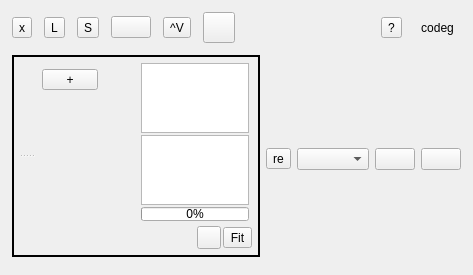
This is src/Ui/AppWindow.ui in NikolayRag/codeg as Qt 5 draws it before an edit. The edited form follows.
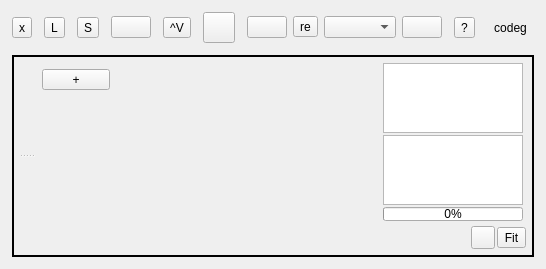
This is the edited form. Icons and pictures are not drawn.

Diff of the .ui file:
```diff
--- a/src/Ui/AppWindow.ui
+++ b/src/Ui/AppWindow.ui
@@ -7,7 +7,7 @@
     <x>0</x>
     <y>0</y>
     <width>473</width>
-    <height>218</height>
+    <height>224</height>
    </rect>
   </property>
   <property name="acceptDrops">
@@ -140,6 +140,87 @@
             </property>
            </widget>
           </item>
+          <item>
+           <widget class="QWidget" name="frameDispatcher" native="true">
+            <layout class="QGridLayout" name="gridLayout_3">
+             <property name="leftMargin">
+              <number>0</number>
+             </property>
+             <property name="topMargin">
+              <number>0</number>
+             </property>
+             <property name="rightMargin">
+              <number>0</number>
+             </property>
+             <property name="bottomMargin">
+              <number>0</number>
+             </property>
+             <item row="0" column="4">
+              <widget class="QPushButton" name="btnDispFire">
+               <property name="sizePolicy">
+                <sizepolicy hsizetype="Fixed" vsizetype="Fixed">
+                 <horstretch>0</horstretch>
+                 <verstretch>0</verstretch>
+                </sizepolicy>
+               </property>
+               <property name="text">
+                <string/>
+               </property>
+               <property name="icon">
+                <iconset>
+                 <normaloff>resource/icon-deliver.svg</normaloff>resource/icon-deliver.svg</iconset>
+               </property>
+               <property name="iconSize">
+                <size>
+                 <width>24</width>
+                 <height>24</height>
+                </size>
+               </property>
+              </widget>
+             </item>
+             <item row="0" column="1">
+              <widget class="QToolButton" name="btnRescan">
+               <property name="text">
+                <string>re</string>
+               </property>
+              </widget>
+             </item>
+             <item row="0" column="2">
+              <widget class="QComboBox" name="listDevs">
+               <property name="sizePolicy">
+                <sizepolicy hsizetype="Minimum" vsizetype="Fixed">
+                 <horstretch>0</horstretch>
+                 <verstretch>0</verstretch>
+                </sizepolicy>
+               </property>
+              </widget>
+             </item>
+             <item row="0" column="0">
+              <widget class="QPushButton" name="btnDispShot">
+               <property name="sizePolicy">
+                <sizepolicy hsizetype="Fixed" vsizetype="Fixed">
+                 <horstretch>0</horstretch>
+                 <verstretch>0</verstretch>
+                </sizepolicy>
+               </property>
+               <property name="text">
+                <string/>
+               </property>
+               <property name="icon">
+                <iconset>
+                 <normaloff>resource/icon-pack.svg</normaloff>resource/icon-pack.svg</iconset>
+               </property>
+               <property name="iconSize">
+                <size>
+                 <width>24</width>
+                 <height>24</height>
+                </size>
+               </property>
+              </widget>
+             </item>
+            </layout>
+           </widget>
+          </item>
           <item>
            <spacer name="horizontalSpacer">
             <property name="orientation">
@@ -322,7 +403,7 @@
                           <x>0</x>
                           <y>0</y>
                           <width>56</width>
-                          <height>102</height>
+                          <height>108</height>
                          </rect>
                         </property>
                         <property name="autoFillBackground">
@@ -586,87 +667,6 @@
             </layout>
            </widget>
           </item>
-          <item row="0" column="3" rowspan="2">
-           <widget class="QWidget" name="frameDispatcher" native="true">
-            <layout class="QGridLayout" name="gridLayout_3">
-             <property name="leftMargin">
-              <number>0</number>
-             </property>
-             <property name="topMargin">
-              <number>0</number>
-             </property>
-             <property name="rightMargin">
-              <number>0</number>
-             </property>
-             <property name="bottomMargin">
-              <number>0</number>
-             </property>
-             <item row="0" column="3">
-              <widget class="QPushButton" name="btnDispFire">
-               <property name="sizePolicy">
-                <sizepolicy hsizetype="Fixed" vsizetype="Fixed">
-                 <horstretch>0</horstretch>
-                 <verstretch>0</verstretch>
-                </sizepolicy>
-               </property>
-               <property name="text">
-                <string/>
-               </property>
-               <property name="icon">
-                <iconset>
-                 <normaloff>resource/icon-deliver.svg</normaloff>resource/icon-deliver.svg</iconset>
-               </property>
-               <property name="iconSize">
-                <size>
-                 <width>24</width>
-                 <height>24</height>
-                </size>
-               </property>
-              </widget>
-             </item>
-             <item row="0" column="0">
-              <widget class="QToolButton" name="btnRescan">
-               <property name="text">
-                <string>re</string>
-               </property>
-              </widget>
-             </item>
-             <item row="0" column="2">
-              <widget class="QPushButton" name="btnDispShot">
-               <property name="sizePolicy">
-                <sizepolicy hsizetype="Fixed" vsizetype="Fixed">
-                 <horstretch>0</horstretch>
-                 <verstretch>0</verstretch>
-                </sizepolicy>
-               </property>
-               <property name="text">
-                <string/>
-               </property>
-               <property name="icon">
-                <iconset>
-                 <normaloff>resource/icon-pack.svg</normaloff>resource/icon-pack.svg</iconset>
-               </property>
-               <property name="iconSize">
-                <size>
-                 <width>24</width>
-                 <height>24</height>
-                </size>
-               </property>
-              </widget>
-             </item>
-             <item row="0" column="1">
-              <widget class="QComboBox" name="listDevs">
-               <property name="sizePolicy">
-                <sizepolicy hsizetype="Minimum" vsizetype="Fixed">
-                 <horstretch>0</horstretch>
-                 <verstretch>0</verstretch>
-                </sizepolicy>
-               </property>
-              </widget>
-             </item>
-            </layout>
-           </widget>
-          </item>
          </layout>
         </widget>
        </item>
```
